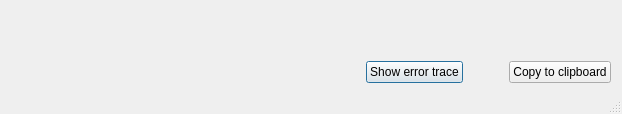
The window that src/asammdf/gui/ui/error_dialog.ui (danielhrisca/asammdf) describes before a commit, drawn with Qt 5.
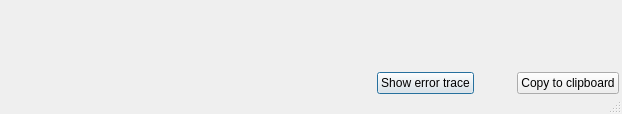
The same window after the commit. Icons and pictures are not drawn.

```diff
--- a/src/asammdf/gui/ui/error_dialog.ui
+++ b/src/asammdf/gui/ui/error_dialog.ui
@@ -21,6 +21,21 @@
    <bool>true</bool>
   </property>
   <layout class="QVBoxLayout" name="layout" stretch="0,1,0,0">
+   <property name="spacing">
+  <number>3</number>
+</property>
+   <property name="leftMargin">
+  <number>3</number>
+</property>
+   <property name="topMargin">
+  <number>3</number>
+</property>
+   <property name="rightMargin">
+  <number>3</number>
+</property>
+   <property name="bottomMargin">
+  <number>3</number>
+</property>
    <item>
     <widget class="QLabel" name="error_message">
      <property name="text">
@@ -30,6 +45,9 @@
    </item>
    <item>
     <layout class="QHBoxLayout" name="horizontalLayout_2">
+     <property name="spacing">
+  <number>3</number>
+</property>
      <item>
       <spacer name="verticalSpacer">
        <property name="orientation">
@@ -47,6 +65,9 @@
    </item>
    <item>
     <layout class="QHBoxLayout" name="horizontalLayout" stretch="1,0,0,0">
+     <property name="spacing">
+  <number>3</number>
+</property>
      <item>
       <spacer name="horizontalSpacer">
        <property name="orientation">
```
Left out of the diff: 6 changed lines with no effect on the pictures.
